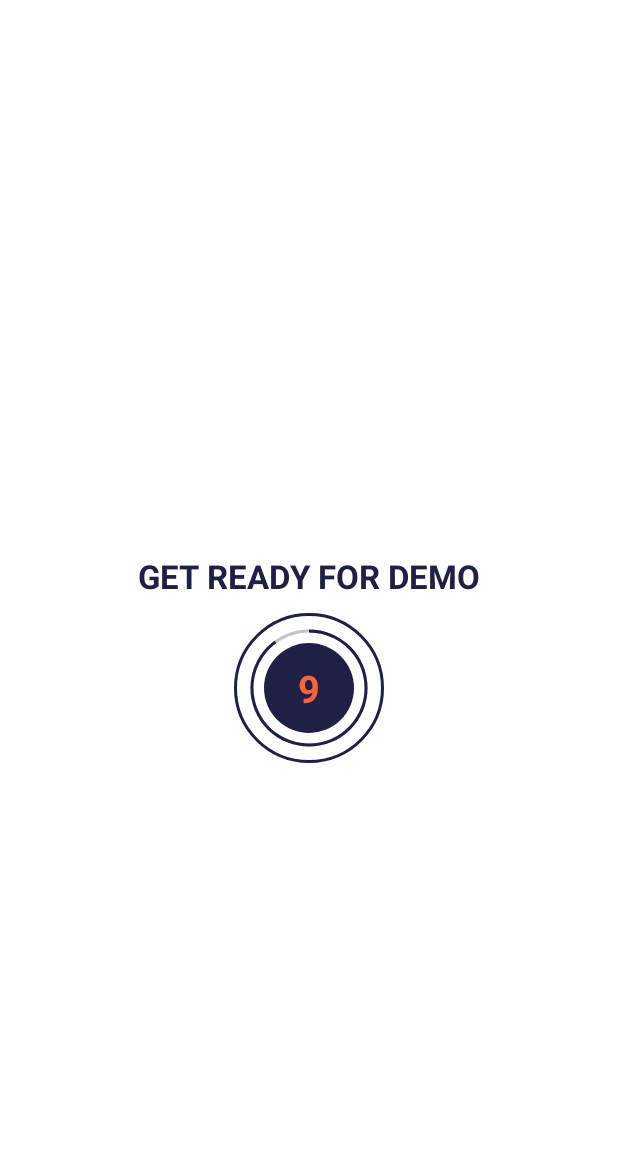
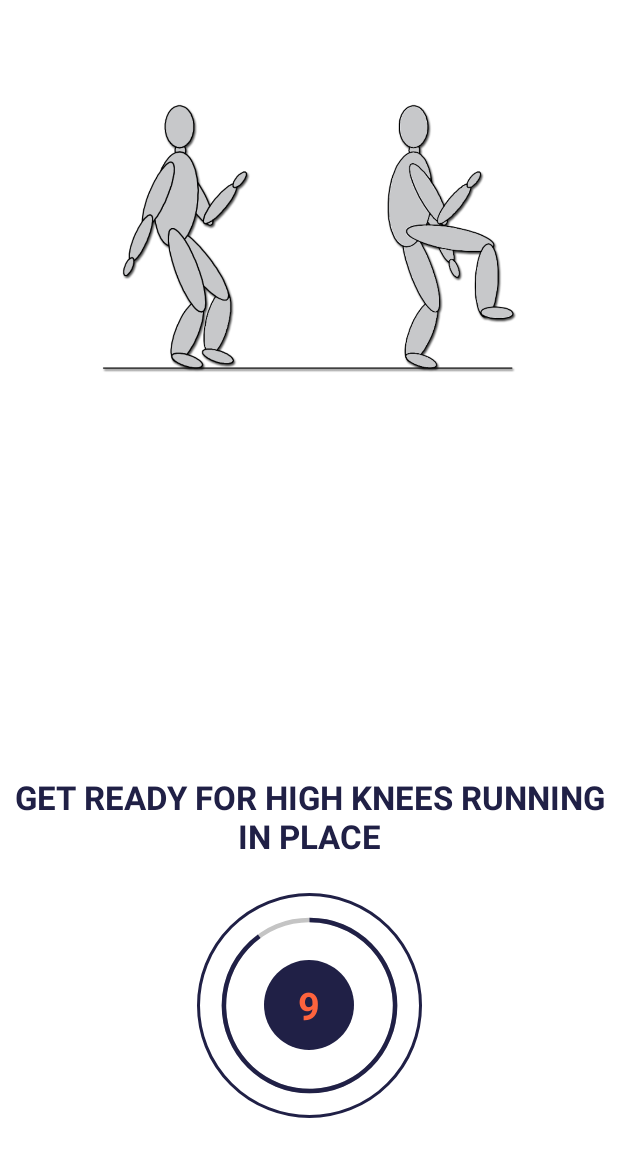
Before and after one commit to fj0lverkr/7MinuteWorkout, an Android app: the screen it shows after launch (ExerciseActivity), after a tap on "START", on a phone screen of 412 x 824 dp, the part 84-1236 px from its top. Run offline under Robolectric (Android 15) with nearby library versions, the phone set to English and light mode, and no system bars.

Commit message:
Main functionality done.

```diff
--- a/app/src/main/java/com/nilsnahooy/a7minuteworkout/Constants.kt
+++ b/app/src/main/java/com/nilsnahooy/a7minuteworkout/Constants.kt
@@ -6,17 +6,17 @@ object Constants {
 
         exerciseList.add(
             ExerciseModel(1, AppForContext.res.getString(R.string.ex_abdominal_crunch),
-                30000, R.drawable.ic_abdominal_crunch, isCompleted = false,
+                45000, R.drawable.ic_abdominal_crunch, isCompleted = false,
                 isSelected = false))
 
         exerciseList.add(
             ExerciseModel(2, AppForContext.res.getString(
-                R.string.ex_high_knees_running_in_place), 30000,
+                R.string.ex_high_knees_running_in_place), 45000,
                 R.drawable.ic_high_knees_running_in_place, isCompleted = false, isSelected = false))
 
         exerciseList.add(
             ExerciseModel(3, AppForContext.res.getString(R.string.ex_jumping_jacks),
-                30000, R.drawable.ic_jumping_jacks, isCompleted = false,
+                45000, R.drawable.ic_jumping_jacks, isCompleted = false,
                 isSelected = false))
 
         exerciseList.add(
@@ -24,16 +24,16 @@ object Constants {
                 R.drawable.ic_lunge, isCompleted = false, isSelected = false))
 
         exerciseList.add(
-            ExerciseModel(5, AppForContext.res.getString(R.string.ex_plank), 30000,
+            ExerciseModel(5, AppForContext.res.getString(R.string.ex_plank), 20000,
                 R.drawable.ic_plank, isCompleted = false, isSelected = false))
 
         exerciseList.add(
             ExerciseModel(6, AppForContext.res.getString(R.string.ex_push_up),
-                30000, R.drawable.ic_push_up, isCompleted = false, isSelected = false))
+                45000, R.drawable.ic_push_up, isCompleted = false, isSelected = false))
 
         exerciseList.add(
             ExerciseModel(7, AppForContext.res.getString(R.string.ex_push_up_rotation),
-                30000, R.drawable.ic_push_up_and_rotation, isCompleted = false,
+                40000, R.drawable.ic_push_up_and_rotation, isCompleted = false,
                 isSelected = false))
 
         exerciseList.add(
--- a/app/src/main/java/com/nilsnahooy/a7minuteworkout/ExerciseActivity.kt
+++ b/app/src/main/java/com/nilsnahooy/a7minuteworkout/ExerciseActivity.kt
@@ -3,7 +3,7 @@ package com.nilsnahooy.a7minuteworkout
 import androidx.appcompat.app.AppCompatActivity
 import android.os.Bundle
 import android.os.CountDownTimer
-import android.widget.Toast
+import androidx.appcompat.content.res.AppCompatResources
 import com.nilsnahooy.a7minuteworkout.databinding.ActivityExerciseBinding
 
 class ExerciseActivity : AppCompatActivity() {
@@ -11,6 +11,8 @@ class ExerciseActivity : AppCompatActivity() {
     private var b:ActivityExerciseBinding? = null
     private var activityTimer: CountDownTimer? = null
     private var activityProgress = -1
+
+    private val exerciseList = Constants.defaultExerciseList()
 
     override fun onCreate(savedInstanceState: Bundle?) {
         super.onCreate(savedInstanceState)
@@ -33,16 +35,27 @@ class ExerciseActivity : AppCompatActivity() {
             activityTimer?.cancel()
             activityProgress = -1
         }
-        setProgressBar("demo", 10000, true)
+        startExercise(0, true)
     }
 
 
-    private fun setProgressBar(activityName: String, timeMs: Long, isRest: Boolean) {
+    private fun startExercise(activityIndex: Int, isRest: Boolean) {
+        val activity = exerciseList[activityIndex]
+        val activityName = activity.getName()
+        val activityImage = activity.getImageRes()
+        val timeMs = if (isRest) {
+            10000
+        }else {
+            activity.getDuration()
+        }
+
         b?.tvSlogan?.text = if(isRest){
             getString(R.string.label_rest_name, activityName)
         } else {
             getString(R.string.label_exercise_name, activityName)
         }
+        b?.ivExerciseIllustration?.setImageDrawable(AppCompatResources.getDrawable(this,
+            activityImage))
         var timeToExercise: Int = (timeMs/1000).toInt()
         b?.pbTimer?.max = timeToExercise
         b?.pbTimer?.progress = activityProgress
@@ -60,11 +73,18 @@ class ExerciseActivity : AppCompatActivity() {
                 b?.tvTimer?.text = "${timeToExercise-activityProgress}"
                 activityProgress = -1
                 activityTimer = null
-                if(isRest){
-                    setProgressBar("demo", 30000, false)
+
+                if (isRest) {
+                    startExercise(activityIndex, false)
                 } else {
-                    Toast.makeText(this@ExerciseActivity, "Done",
-                        Toast.LENGTH_LONG).show()
+                    if(activityIndex < exerciseList.size-1) {
+                        startExercise(activityIndex + 1, true)
+                    } else {
+                        b?.ivExerciseIllustration?.setImageDrawable(AppCompatResources.getDrawable(
+                            this@ExerciseActivity, R.drawable.ic_done))
+                        b?.tvSlogan?.text = getString(R.string.ex_done)
+                        b?.tvTimer?.text = ""
+                    }
                 }
             }
         }.start()
--- a/app/src/main/res/layout/activity_exercise.xml
+++ b/app/src/main/res/layout/activity_exercise.xml
@@ -1,68 +1,87 @@
 <?xml version="1.0" encoding="utf-8"?>
 <androidx.constraintlayout.widget.ConstraintLayout xmlns:android="http://schemas.android.com/apk/res/android"
+    xmlns:app="http://schemas.android.com/apk/res-auto"
     xmlns:tools="http://schemas.android.com/tools"
     android:layout_width="match_parent"
     android:layout_height="match_parent"
-    xmlns:app="http://schemas.android.com/apk/res-auto"
-    tools:context=".ExerciseActivity">
+    tools:context=".ExerciseActivity"
+    android:background="@color/white">
 
     <androidx.appcompat.widget.Toolbar
         android:id="@+id/tb_exercise"
         android:layout_width="match_parent"
         android:layout_height="?android:attr/actionBarSize"
+        android:background="@color/primary"
         android:theme="@style/Theme.7MinuteWorkout.Toolbar"
-        android:background="@color/primary"
-        app:titleTextColor="@color/accent"
         app:layout_constraintTop_toTopOf="parent"
-        />
+        app:titleTextColor="@color/accent" />
+
+    <ImageView
+        android:id="@+id/iv_exercise_illustration"
+        android:layout_width="match_parent"
+        android:layout_height="@dimen/illustration_h"
+        android:layout_marginTop="@dimen/illustration_margin_top"
+        app:layout_constraintEnd_toEndOf="parent"
+        app:layout_constraintStart_toStartOf="parent"
+        app:layout_constraintTop_toTopOf="@+id/tb_exercise"
+        tools:src="@drawable/ic_abdominal_crunch" />
+
     <TextView
+        android:id="@+id/tv_slogan"
         android:layout_width="wrap_content"
         android:layout_height="wrap_content"
-        android:id="@+id/tv_slogan"
-        app:layout_constraintTop_toBottomOf="@+id/tb_exercise"
-        app:layout_constraintBottom_toBottomOf="parent"
-        app:layout_constraintStart_toStartOf="parent"
-        app:layout_constraintEnd_toEndOf="parent"
+        android:gravity="center_horizontal"
         android:text="@string/label_exercise_slogan"
         android:textAllCaps="true"
+        android:textColor="@color/accent"
         android:textSize="@dimen/size_button_text"
-        android:textColor="@color/accent"
-        android:textStyle="bold" />
+        android:textStyle="bold"
+        android:layout_marginHorizontal="@dimen/padding_global"
+        app:layout_constraintBottom_toBottomOf="parent"
+        app:layout_constraintEnd_toEndOf="parent"
+        app:layout_constraintStart_toStartOf="parent"
+        app:layout_constraintTop_toBottomOf="@+id/iv_exercise_illustration" />
+
     <FrameLayout
         android:id="@+id/fl_timer_wrapper"
         android:layout_width="@dimen/timer_wrapper_w_h"
         android:layout_height="@dimen/timer_wrapper_w_h"
         android:layout_marginTop="@dimen/padding_global"
-        app:layout_constraintTop_toBottomOf="@+id/tv_slogan"
+        android:layout_marginBottom="@dimen/padding_global"
+        android:background="@drawable/item_circular_accent_border"
+        app:layout_constraintBottom_toBottomOf="parent"
+        app:layout_constraintEnd_toEndOf="parent"
         app:layout_constraintStart_toStartOf="parent"
-        app:layout_constraintEnd_toEndOf="parent"
-        android:background="@drawable/item_circular_accent_border">
+        app:layout_constraintTop_toBottomOf="@+id/tv_slogan">
+
         <ProgressBar
             android:id="@+id/pb_timer"
+            style="?android:attr/progressBarStyleHorizontal"
             android:layout_width="@dimen/timer_wrapper_w_h"
             android:layout_height="@dimen/timer_wrapper_w_h"
-            style="?android:attr/progressBarStyleHorizontal"
+            android:layout_gravity="center"
+            android:background="@drawable/circular_progress_bar_grey"
             android:indeterminate="false"
-            android:background="@drawable/circular_progress_bar_grey"
-            android:progressDrawable="@drawable/circular_progress_bar"
-            android:layout_gravity="center"
             android:max="10"
             android:progress="100"
+            android:progressDrawable="@drawable/circular_progress_bar"
             android:rotation="-90" />
+
         <LinearLayout
             android:layout_width="@dimen/timer_inner_w_h"
             android:layout_height="@dimen/timer_inner_w_h"
             android:layout_gravity="center"
-            android:gravity="center"
-            android:background="@drawable/item_circular_accent_background">
+            android:background="@drawable/item_circular_accent_background"
+            android:gravity="center">
+
             <TextView
                 android:id="@+id/tv_timer"
                 android:layout_width="wrap_content"
                 android:layout_height="wrap_content"
-                android:textStyle="bold"
                 android:textColor="@color/primary"
                 android:textSize="@dimen/timer_text_size"
-                tools:text="10"/>
+                android:textStyle="bold"
+                tools:text="10" />
         </LinearLayout>
 
     </FrameLayout>
--- a/app/src/main/res/layout/activity_main.xml
+++ b/app/src/main/res/layout/activity_main.xml
@@ -5,7 +5,8 @@
     android:layout_width="match_parent"
     android:layout_height="match_parent"
     android:padding="@dimen/padding_global"
-    tools:context=".MainActivity">
+    tools:context=".MainActivity"
+    android:background="@color/white">
 
    <ImageView
       android:id="@+id/iv_logo"
--- a/app/src/main/res/values-night/themes.xml
+++ /dev/null
@@ -1,16 +0,0 @@
-<resources xmlns:tools="http://schemas.android.com/tools">
-    <!-- Base application theme. -->
-    <style name="Theme.7MinuteWorkout" parent="Theme.MaterialComponents.DayNight.DarkActionBar">
-        <!-- Primary brand color. -->
-        <item name="colorPrimary">@color/purple_200</item>
-        <item name="colorPrimaryVariant">@color/purple_700</item>
-        <item name="colorOnPrimary">@color/black</item>
-        <!-- Secondary brand color. -->
-        <item name="colorSecondary">@color/teal_200</item>
-        <item name="colorSecondaryVariant">@color/teal_200</item>
-        <item name="colorOnSecondary">@color/black</item>
-        <!-- Status bar color. -->
-        <item name="android:statusBarColor" tools:targetApi="l">?attr/colorPrimaryVariant</item>
-        <!-- Customize your theme here. -->
-    </style>
-</resources>
--- a/app/src/main/res/values/dimens.xml
+++ b/app/src/main/res/values/dimens.xml
@@ -4,7 +4,9 @@
     <dimen name="size_button_text">22sp</dimen>
     <dimen name="margin_elements">10dp</dimen>
     <dimen name="size_logo_h">220dp</dimen>
-    <dimen name="timer_wrapper_w_h">100dp</dimen>
+    <dimen name="timer_wrapper_w_h">150dp</dimen>
     <dimen name="timer_inner_w_h">60dp</dimen>
     <dimen name="timer_text_size">25sp</dimen>
+    <dimen name="illustration_h">300dp</dimen>
+    <dimen name="illustration_margin_top">76dp</dimen>
 </resources>
--- a/app/src/main/res/values/strings.xml
+++ b/app/src/main/res/values/strings.xml
@@ -17,4 +17,5 @@
     <string name="ex_step_up_onto_chair">step up onto chair</string>
     <string name="ex_triceps_dip_on_chair">triceps dip on chair</string>
     <string name="ex_wall_sit">wall sit</string>
+    <string name="ex_done">all done!</string>
 </resources>
```
Also changed, not shown: app/src/main/res/drawable/ic_done.jpg (added).
